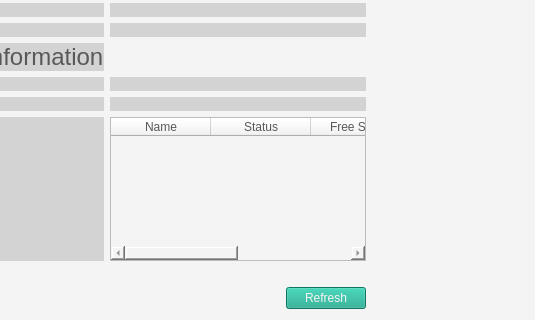
Old version of the form ibridgesgui/ui_files/tabInfo.ui in the repository iBridges-for-iRODS/iBridges-GUI; both pictures show x 105 to 640 and y 252 to 572 of the 640 by 572 pixel window.
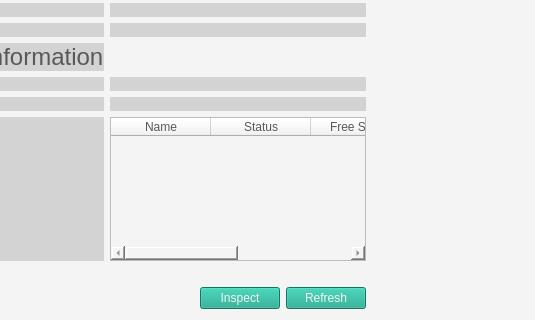
New version of the form.

What changed in the file:
```diff
--- a/ibridgesgui/ui_files/tabInfo.ui
+++ b/ibridgesgui/ui_files/tabInfo.ui
@@ -103,6 +103,13 @@
          </property>
         </spacer>
        </item>
+       <item>
+        <widget class="QPushButton" name="inspect_button">
+         <property name="text">
+          <string>Inspect</string>
+         </property>
+        </widget>
+       </item>
        <item>
         <widget class="QPushButton" name="refresh_button">
          <property name="font">
```
